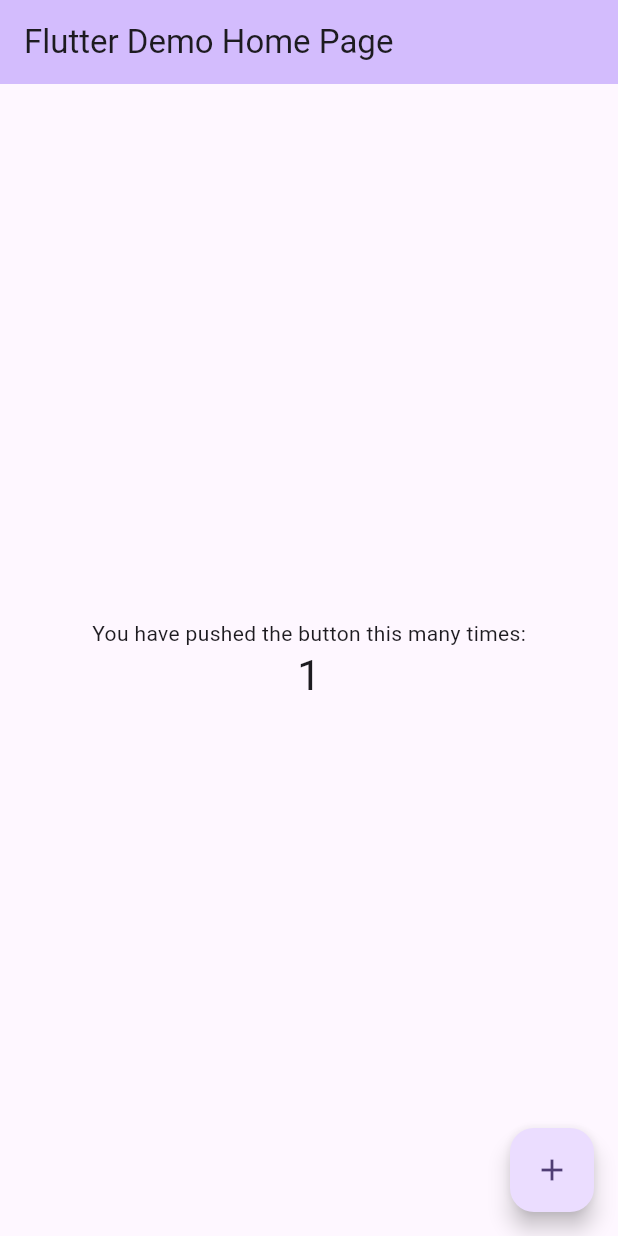
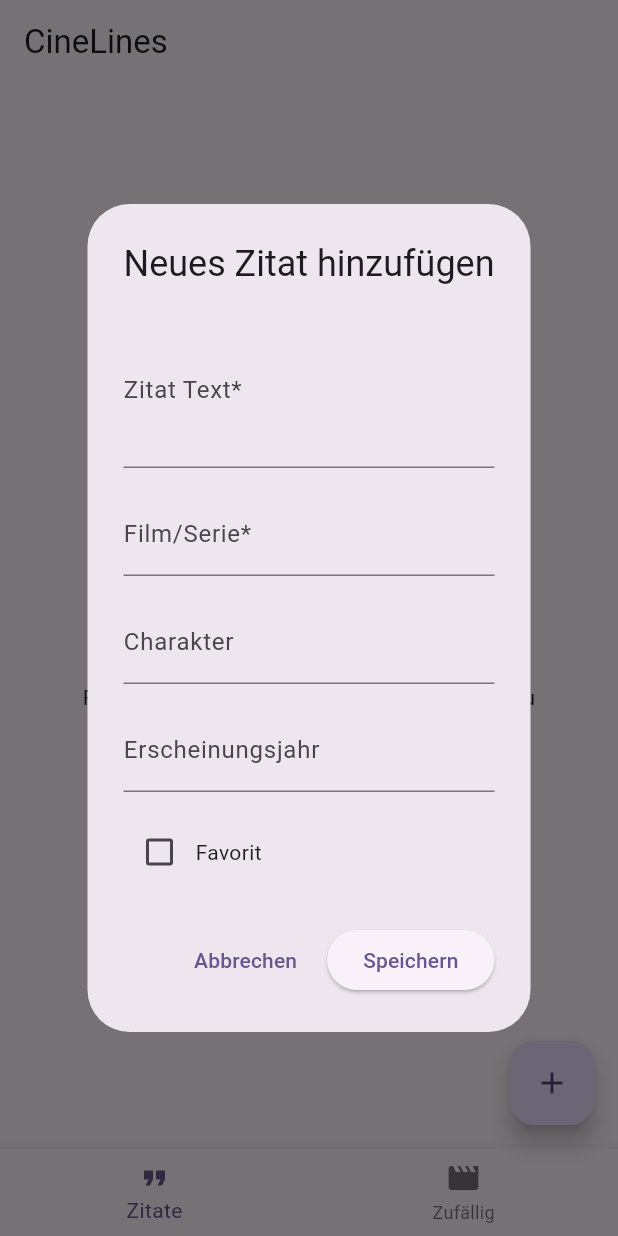
Before and after one commit to SH1RL0CK/bachelorarbeit-apps, a Flutter app: the screen it shows after launch, after a tap on the "add" icon, on a phone screen of 412 x 824 dp. Run offline on Flutter 3.47's test engine with Material 3 defaults, Android fonts, the phone set to English and light mode, and no system bars; our stand-ins replace freezed_annotation, shared_preferences.

Commit message:
Implement first version of Cine Lines with flutter

```diff
--- /dev/null
+++ b/flutter_app/lib/cine_lines_app.dart
@@ -0,0 +1,80 @@
+import 'package:flutter/material.dart';
+
+import 'package:flutter_app/models/quote.dart';
+
+import 'screens/quotes_screen.dart';
+import 'screens/random_quote_screen.dart';
+import 'services/quotes_service.dart';
+import 'widgets/quote_dialog.dart';
+
+class CineLinesApp extends StatefulWidget {
+  const CineLinesApp({super.key});
+
+  @override
+  State<CineLinesApp> createState() => _CineLinesAppState();
+}
+
+class _CineLinesAppState extends State<CineLinesApp> {
+  int _selectedIndex = 0;
+  final QuotesService _quotesService = QuotesService();
+
+  // Use a GlobalKey to access the QuotesScreen state
+  final GlobalKey<QuotesScreenState> _quotesScreenKey = GlobalKey();
+
+  // Modified to pass the key to QuotesScreen
+  late final List<Widget> _screens = [
+    QuotesScreen(key: _quotesScreenKey),
+    const RandomQuoteScreen(),
+  ];
+
+  void _onItemTapped(int index) {
+    setState(() {
+      _selectedIndex = index;
+    });
+  }
+
+  // Function to handle saving a new quote
+  Future<void> _addQuote(Quote quote) async {
+    await _quotesService.addQuote(quote);
+    // Refresh the quotes list in QuotesScreen
+    _quotesScreenKey.currentState?.refreshQuotes();
+
+    ScaffoldMessenger.of(context).showSnackBar(
+      const SnackBar(content: Text('Zitat erfolgreich hinzugefügt')),
+    );
+  }
+
+  // Show the dialog to add a new quote
+  void _showAddQuoteDialog() {
+    showDialog(
+      context: context,
+      builder: (context) => QuoteDialog(onSave: _addQuote),
+    );
+  }
+
+  @override
+  Widget build(BuildContext context) {
+    return Scaffold(
+      appBar: AppBar(title: const Text('CineLines')),
+      body: _screens[_selectedIndex],
+      bottomNavigationBar: BottomNavigationBar(
+        items: const [
+          BottomNavigationBarItem(
+            icon: Icon(Icons.format_quote),
+            label: 'Zitate',
+          ),
+          BottomNavigationBarItem(icon: Icon(Icons.movie), label: 'Zufällig'),
+        ],
+        currentIndex: _selectedIndex,
+        onTap: _onItemTapped,
+      ),
+      floatingActionButton: _selectedIndex == 0
+          ? FloatingActionButton(
+              onPressed: _showAddQuoteDialog,
+              tooltip: 'Zitat hinzufügen',
+              child: const Icon(Icons.add),
+            )
+          : null, // Only show FAB on the Quotes screen
+    );
+  }
+}
--- a/flutter_app/lib/main.dart
+++ b/flutter_app/lib/main.dart
@@ -1,67 +1,16 @@
 import 'package:flutter/material.dart';
 
+import 'package:flutter_app/cine_lines_app.dart';
+
 void main() {
-  runApp(const MyApp());
-}
-
-class MyApp extends StatelessWidget {
-  const MyApp({super.key});
-
-  @override
-  Widget build(BuildContext context) {
-    return MaterialApp(
-      title: 'Flutter Demo',
+  runApp(
+    MaterialApp(
+      title: 'CineLines',
       theme: ThemeData(
         colorScheme: ColorScheme.fromSeed(seedColor: Colors.deepPurple),
+        useMaterial3: true,
       ),
-      home: const MyHomePage(title: 'Flutter Demo Home Page'),
-    );
-  }
+      home: const CineLinesApp(),
+    ),
+  );
 }
-
-class MyHomePage extends StatefulWidget {
-  const MyHomePage({super.key, required this.title});
-
-  final String title;
-
-  @override
-  State<MyHomePage> createState() => _MyHomePageState();
-}
-
-class _MyHomePageState extends State<MyHomePage> {
-  int _counter = 0;
-
-  void _incrementCounter() {
-    setState(() {
-      _counter++;
-    });
-  }
-
-  @override
-  Widget build(BuildContext context) {
-    return Scaffold(
-      appBar: AppBar(
-        backgroundColor: Theme.of(context).colorScheme.inversePrimary,
-
-        title: Text(widget.title),
-      ),
-      body: Center(
-        child: Column(
-          mainAxisAlignment: MainAxisAlignment.center,
-          children: <Widget>[
-            const Text('You have pushed the button this many times:'),
-            Text(
-              '$_counter',
-              style: Theme.of(context).textTheme.headlineMedium,
-            ),
-          ],
-        ),
-      ),
-      floatingActionButton: FloatingActionButton(
-        onPressed: _incrementCounter,
-        tooltip: 'Increment',
-        child: const Icon(Icons.add),
-      ),
-    );
-  }
-}
--- /dev/null
+++ b/flutter_app/lib/models/quote.dart
@@ -0,0 +1,19 @@
+import 'package:freezed_annotation/freezed_annotation.dart';
+
+part 'quote.freezed.dart';
+part 'quote.g.dart';
+
+@freezed
+abstract class Quote with _$Quote {
+  const factory Quote({
+    String? id,
+    required String text,
+    required String movie,
+    String? character,
+    int? year,
+    DateTime? createdAt,
+    bool? isFavorite,
+  }) = _Quote;
+
+  factory Quote.fromJson(Map<String, dynamic> json) => _$QuoteFromJson(json);
+}
--- /dev/null
+++ b/flutter_app/lib/screens/quotes_screen.dart
@@ -0,0 +1,160 @@
+import 'package:flutter/material.dart';
+
+import 'package:flutter_app/models/quote.dart';
+import 'package:flutter_app/services/quotes_service.dart';
+import 'package:flutter_app/widgets/quote_dialog.dart';
+
+class QuotesScreen extends StatefulWidget {
+  const QuotesScreen({super.key});
+
+  @override
+  State<QuotesScreen> createState() => QuotesScreenState();
+}
+
+class QuotesScreenState extends State<QuotesScreen> {
+  final QuotesService _quotesService = QuotesService();
+  late Future<List<Quote>> _quotesFuture;
+
+  @override
+  void initState() {
+    super.initState();
+    _loadQuotes();
+  }
+
+  void _loadQuotes() {
+    _quotesFuture = _quotesService.getQuotes();
+  }
+
+  Future<void> _addQuote(Quote quote) async {
+    await _quotesService.addQuote(quote);
+    setState(() {
+      _loadQuotes();
+    });
+    if (mounted) {
+      ScaffoldMessenger.of(context).showSnackBar(
+        const SnackBar(content: Text('Zitat erfolgreich hinzugefügt')),
+      );
+    }
+  }
+
+  Future<void> _toggleFavorite(Quote quote) async {
+    final updatedQuote = quote.copyWith(
+      isFavorite: !(quote.isFavorite ?? false),
+    );
+    await _quotesService.updateQuote(updatedQuote);
+    setState(() {
+      _loadQuotes();
+    });
+  }
+
+  Future<void> _deleteQuote(String id) async {
+    await _quotesService.deleteQuote(id);
+    setState(() {
+      _loadQuotes();
+    });
+    if (mounted) {
+      ScaffoldMessenger.of(
+        context,
+      ).showSnackBar(const SnackBar(content: Text('Zitat gelöscht')));
+    }
+  }
+
+  void refreshQuotes() {
+    setState(() {
+      _loadQuotes();
+    });
+  }
+
+  @override
+  Widget build(BuildContext context) {
+    return FutureBuilder<List<Quote>>(
+      future: _quotesFuture,
+      builder: (context, snapshot) {
+        if (snapshot.connectionState == ConnectionState.waiting) {
+          return const Center(child: CircularProgressIndicator());
+        } else if (snapshot.hasError) {
+          return Center(child: Text('Error: ${snapshot.error}'));
+        } else if (!snapshot.hasData || snapshot.data!.isEmpty) {
+          return const Center(
+            child: Column(
+              mainAxisAlignment: MainAxisAlignment.center,
+              children: [
+                Icon(Icons.format_quote, size: 50),
+                SizedBox(height: 16),
+                Text('Keine Zitate vorhanden', style: TextStyle(fontSize: 24)),
+                SizedBox(height: 8),
+                Text('Fügen Sie Ihre Lieblingszitate aus Filmen hinzu'),
+              ],
+            ),
+          );
+        }
+
+        final quotes = snapshot.data!;
+        return ListView.builder(
+          padding: const EdgeInsets.all(16),
+          itemCount: quotes.length,
+          itemBuilder: (context, index) {
+            final quote = quotes[index];
+            return Card(
+              elevation: 3,
+              margin: const EdgeInsets.only(bottom: 16),
+              child: Padding(
+                padding: const EdgeInsets.all(16),
+                child: Column(
+                  crossAxisAlignment: CrossAxisAlignment.start,
+                  children: [
+                    Row(
+                      crossAxisAlignment: CrossAxisAlignment.start,
+                      children: [
+                        const Icon(Icons.format_quote, size: 24),
+                        const SizedBox(width: 8),
+                        Expanded(
+                          child: Text(
+                            quote.text,
+                            style: const TextStyle(
+                              fontSize: 18,
+                              fontStyle: FontStyle.italic,
+                            ),
+                          ),
+                        ),
+                        IconButton(
+                          icon: Icon(
+                            quote.isFavorite == true
+                                ? Icons.favorite
+                                : Icons.favorite_border,
+                            color: quote.isFavorite == true ? Colors.red : null,
+                          ),
+                          onPressed: () => _toggleFavorite(quote),
+                        ),
+                      ],
+                    ),
+                    const SizedBox(height: 8),
+                    Text(
+                      '${quote.movie} ${quote.year != null ? "(${quote.year})" : ""}',
+                      style: const TextStyle(fontWeight: FontWeight.bold),
+                    ),
+                    if (quote.character != null) ...[
+                      const SizedBox(height: 4),
+                      Text('Character: ${quote.character}'),
+                    ],
+                    const SizedBox(height: 8),
+                    Row(
+                      mainAxisAlignment: MainAxisAlignment.end,
+                      children: [
+                        IconButton(
+                          icon: const Icon(Icons.delete),
+                          onPressed: () => _deleteQuote(quote.id!),
+                          tooltip: 'Löschen',
+                        ),
+                      ],
+                    ),
+                  ],
+                ),
+              ),
+            );
+          },
+        );
+      },
+    );
+  }
+}
--- /dev/null
+++ b/flutter_app/lib/widgets/quote_dialog.dart
@@ -0,0 +1,151 @@
+import 'package:flutter/material.dart';
+
+import 'package:uuid/uuid.dart';
+
+import 'package:flutter_app/models/quote.dart';
+
+class QuoteDialog extends StatefulWidget {
+  final Quote? quote;
+  final Function(Quote) onSave;
+
+  const QuoteDialog({super.key, this.quote, required this.onSave});
+
+  @override
+  State<QuoteDialog> createState() => _QuoteDialogState();
+}
+
+class _QuoteDialogState extends State<QuoteDialog> {
+  final _formKey = GlobalKey<FormState>();
+  final _textController = TextEditingController();
+  final _movieController = TextEditingController();
+  final _characterController = TextEditingController();
+  final _yearController = TextEditingController();
+  bool _isFavorite = false;
+
+  @override
+  void initState() {
+    super.initState();
+    if (widget.quote != null) {
+      _textController.text = widget.quote!.text;
+      _movieController.text = widget.quote!.movie;
+      _characterController.text = widget.quote!.character ?? '';
+      _yearController.text = widget.quote!.year?.toString() ?? '';
+      _isFavorite = widget.quote!.isFavorite ?? false;
+    }
+  }
+
+  @override
+  void dispose() {
+    _textController.dispose();
+    _movieController.dispose();
+    _characterController.dispose();
+    _yearController.dispose();
+    super.dispose();
+  }
+
+  @override
+  Widget build(BuildContext context) {
+    return AlertDialog(
+      title: Text(
+        widget.quote == null ? 'Neues Zitat hinzufügen' : 'Zitat bearbeiten',
+      ),
+      content: SingleChildScrollView(
+        child: Form(
+          key: _formKey,
+          child: Column(
+            mainAxisSize: MainAxisSize.min,
+            children: [
+              TextFormField(
+                controller: _textController,
+                decoration: const InputDecoration(
+                  labelText: 'Zitat Text*',
+                  hintText: 'Geben Sie den Zitat-Text ein',
+                ),
+                maxLines: 3,
+                validator: (value) {
+                  if (value == null || value.isEmpty) {
+                    return 'Bitte geben Sie den Zitat-Text ein';
+                  }
+                  return null;
+                },
+              ),
+              const SizedBox(height: 16),
+              TextFormField(
+                controller: _movieController,
+                decoration: const InputDecoration(
+                  labelText: 'Film/Serie*',
+                  hintText: 'Name des Films oder der Serie',
+                ),
+                validator: (value) {
+                  if (value == null || value.isEmpty) {
+                    return 'Bitte geben Sie den Namen des Films ein';
+                  }
+                  return null;
+                },
+              ),
+              const SizedBox(height: 16),
+              TextFormField(
+                controller: _characterController,
+                decoration: const InputDecoration(
+                  labelText: 'Charakter',
+                  hintText: 'Wer hat das Zitat gesagt?',
+                ),
+              ),
+              const SizedBox(height: 16),
+              TextFormField(
+                controller: _yearController,
+                decoration: const InputDecoration(
+                  labelText: 'Erscheinungsjahr',
+                  hintText: 'z.B. 1999',
+                ),
+                keyboardType: TextInputType.number,
+              ),
+              const SizedBox(height: 16),
+              Row(
+                children: [
+                  Checkbox(
+                    value: _isFavorite,
+                    onChanged: (value) {
+                      setState(() {
+                        _isFavorite = value ?? false;
+                      });
+                    },
+                  ),
+                  const Text('Favorit'),
+                ],
+              ),
+            ],
+          ),
+        ),
+      ),
+      actions: [
+        TextButton(
+          onPressed: () => Navigator.of(context).pop(),
+          child: const Text('Abbrechen'),
+        ),
+        ElevatedButton(
+          onPressed: () {
+            if (_formKey.currentState!.validate()) {
+              final quote = Quote(
+                id: widget.quote?.id ?? Uuid().v4(),
+                text: _textController.text,
+                movie: _movieController.text,
+                character: _characterController.text.isEmpty
+                    ? null
+                    : _characterController.text,
+                year: _yearController.text.isEmpty
+                    ? null
+                    : int.tryParse(_yearController.text),
+                isFavorite: _isFavorite,
+                createdAt: widget.quote?.createdAt ?? DateTime.now(),
+              );
+              widget.onSave(quote);
+              Navigator.of(context).pop();
+            }
+          },
+          child: const Text('Speichern'),
+        ),
+      ],
+    );
+  }
+}
```
Also changed, not shown: flutter_app/lib/screens/random_quote_screen.dart (added, +46 -0 lines), flutter_app/lib/services/quotes_service.dart (added, +45 -0 lines), flutter_app/pubspec.yaml (+53 -47 lines), flutter_app/lib/models/quote.freezed.dart (added), flutter_app/lib/models/quote.g.dart (added), flutter_app/pubspec.lock, 1 other file.
